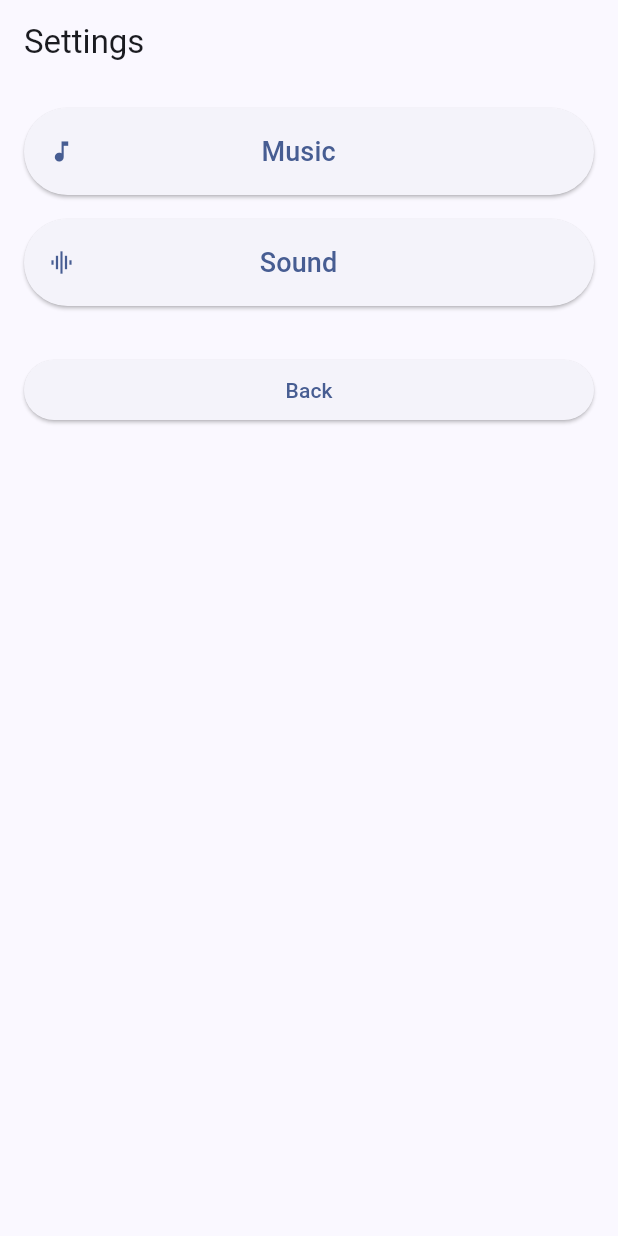
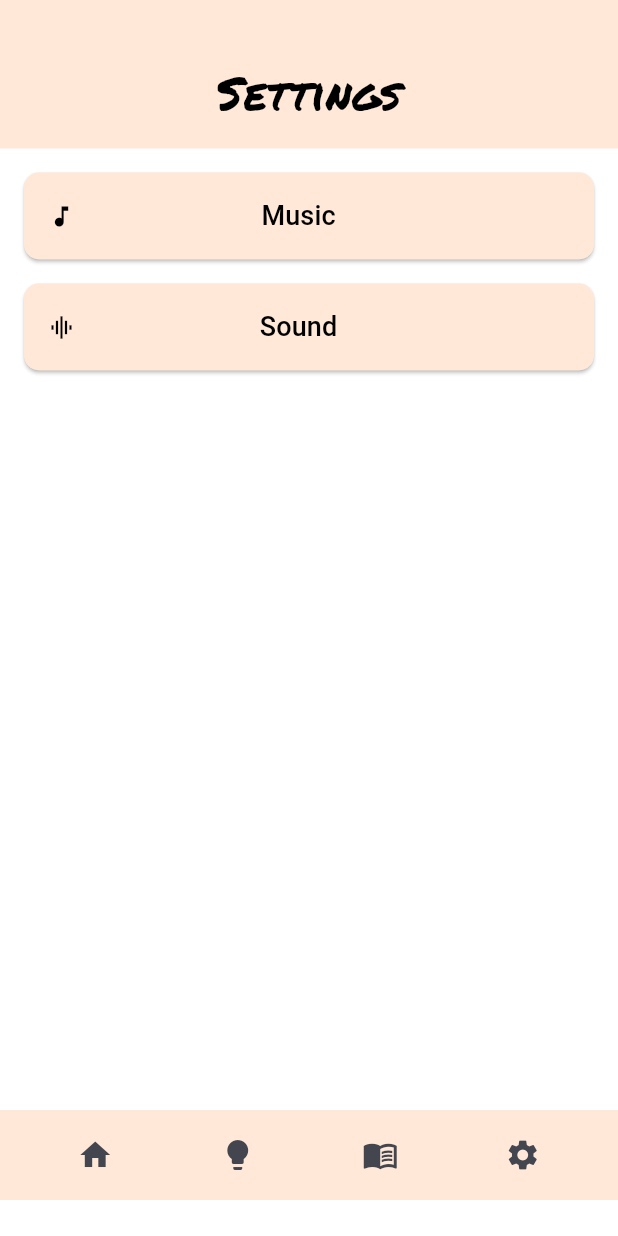
Before and after one commit to h0nu/585-group8, a Flutter app: the SettingsScreen screen opened by its route, on a phone screen of 412 x 824 dp. Run offline on Flutter 3.47's test engine with Material 3 defaults, Android fonts, the phone set to English and light mode, and no system bars; our stand-ins replace audioplayers, firebase_core, firebase_crashlytics, go_router, shared_preferences; missing offline and left inert: games_services; accounts and stored records are empty.

Commit message:
made screens more uniform

```diff
--- a/lib/src/settings/settings_screen.dart
+++ b/lib/src/settings/settings_screen.dart
@@ -6,7 +6,6 @@ import 'package:flutter/material.dart';
 import 'package:go_router/go_router.dart';
 import 'package:provider/provider.dart';
 
-import '../player_progress/player_progress.dart';
 import '../audio/sounds.dart';
 import '../audio/audio_controller.dart';
 import '../style/palette.dart';
@@ -14,7 +13,7 @@ import 'custom_name_dialog.dart';
 import 'settings.dart';
 
 class SettingsScreen extends StatelessWidget {
-  const SettingsScreen({super.key});
+  const SettingsScreen({Key? key});
 
   static const _gapW = SizedBox(width: 15);
   static const _gapH = SizedBox(height: 60);
@@ -23,16 +22,30 @@ class SettingsScreen extends StatelessWidget {
   Widget build(BuildContext context) {
     final settings = context.watch<SettingsController>();
     final palette = context.watch<Palette>();
+    final audioController = context.watch<AudioController>();
 
     return Scaffold(
-      appBar: AppBar(
-        title: Text('Settings'),
-      ),
+      appBar: null,
+      backgroundColor: Colors.white,
       body: Column(
         crossAxisAlignment: CrossAxisAlignment.stretch,
         children: [
-          Padding(
-            padding: const EdgeInsets.all(16.0),
+          Container(
+            alignment: Alignment.center,
+            color: palette.backgroundSettings,
+            padding: const EdgeInsets.fromLTRB(16, 40, 16, 16), // Adjust top padding
+            child: Text(
+              'Settings',
+              style: TextStyle(
+                fontSize: 30,
+                color: Colors.black,
+                fontFamily: 'Permanent Marker',
+              ),
+            ),
+          ),
+          Expanded(
+            child: Padding(
+              padding: const EdgeInsets.all(16),
               child: Column(
                 crossAxisAlignment: CrossAxisAlignment.stretch,
                 children: [
@@ -56,13 +69,50 @@ class SettingsScreen extends StatelessWidget {
                 ],
               ),
             ),
-          Container(
-            padding: EdgeInsets.all(16.0),
-            child: ElevatedButton(
+          ),
+          Padding(
+            padding: const EdgeInsets.only(bottom: 24.0),
+            child: Container(
+              height: 60,
+              decoration: BoxDecoration(
+                color: palette.backgroundMenu,
+              ),
+              child: Padding(
+                padding: const EdgeInsets.symmetric(horizontal: 16.0),
+                child: Row(
+                  mainAxisAlignment: MainAxisAlignment.spaceAround,
+                  children: [
+                    IconButton(
                       onPressed: () {
-                Navigator.of(context).pop();
+                        audioController.playSfx(SfxType.buttonTap);
+                        GoRouter.of(context).go('/play');
                       },
-              child: const Text('Back'),
+                      icon: Icon(Icons.home),
+                    ),
+                    IconButton(
+                      onPressed: () {
+                        audioController.playSfx(SfxType.buttonTap);
+                        GoRouter.of(context).push('/hints');
+                      },
+                      icon: Icon(Icons.lightbulb),
+                    ),
+                    IconButton(
+                      onPressed: () {
+                        audioController.playSfx(SfxType.buttonTap);
+                        GoRouter.of(context).push('/encyclopedia');
+                      },
+                      icon: Icon(Icons.menu_book),
+                    ),
+                    IconButton(
+                      onPressed: () {
+                        audioController.playSfx(SfxType.buttonTap);
+                        GoRouter.of(context).push('/settings');
+                      },
+                      icon: Icon(Icons.settings),
+                    ),
+                  ],
+                ),
+              ),
             ),
           ),
         ],
@@ -70,7 +120,6 @@ class SettingsScreen extends StatelessWidget {
     );
   }
 }
-
 
 class _NameChangeLine extends StatelessWidget {
   final String title;
@@ -124,10 +173,16 @@ class _SettingsButton extends StatelessWidget {
 
   @override
   Widget build(BuildContext context) {
+    final palette = context.watch<Palette>();
     return ElevatedButton(
       onPressed: onPressed,
       style: ElevatedButton.styleFrom(
         padding: EdgeInsets.all(16),
+        backgroundColor: palette.backgroundMenu, // Change the background color
+        foregroundColor: Colors.black, // Change the text color
+        shape: RoundedRectangleBorder(
+          borderRadius: BorderRadius.circular(10.0), // Adjust the button border radius
+        ),
       ),
       child: Row(
         mainAxisAlignment: MainAxisAlignment.spaceBetween,
```
Also changed, not shown: lib/src/level_selection/encyclopedia.dart (+21 -14 lines), lib/src/level_selection/hints.dart (+21 -14 lines). Lines whose indentation alone changed are shown as unchanged.
